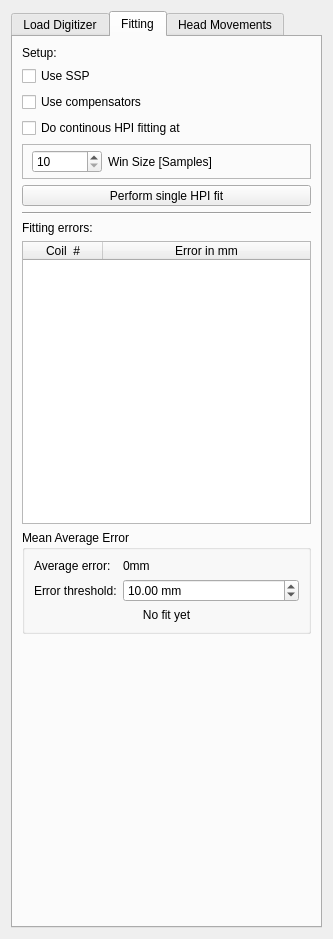
The window that libraries/disp/viewers/formfiles/hpisettingsview.ui (mne-tools/mne-cpp) describes before a commit, drawn with Qt 5.
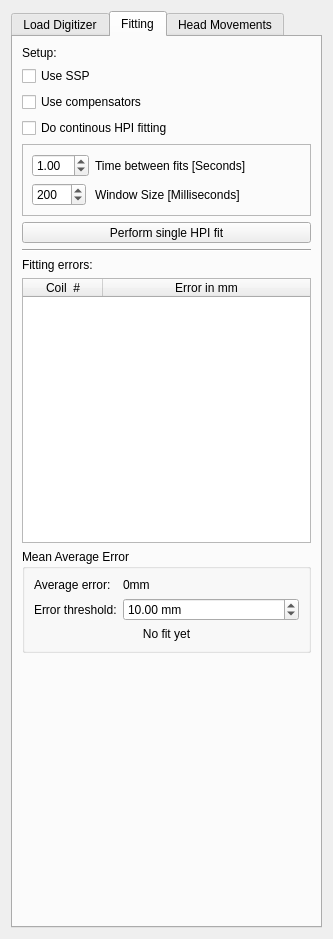
The same window after the commit. The open tabs and pages were chosen to show the change.

Commit message: Enh: add control for window size to gui

Patch:
```diff
--- a/libraries/disp/viewers/formfiles/hpisettingsview.ui
+++ b/libraries/disp/viewers/formfiles/hpisettingsview.ui
@@ -319,7 +319,7 @@
           <item>
            <widget class="QCheckBox" name="m_checkBox_continousHPI">
             <property name="text">
-             <string>Do continous HPI fitting at</string>
+             <string>Do continous HPI fitting </string>
             </property>
            </widget>
           </item>
@@ -328,6 +328,12 @@
        </item>
        <item>
         <widget class="QFrame" name="frame_samplesToFit">
+         <property name="sizePolicy">
+          <sizepolicy hsizetype="Minimum" vsizetype="Preferred">
+           <horstretch>0</horstretch>
+           <verstretch>0</verstretch>
+          </sizepolicy>
+         </property>
          <property name="minimumSize">
           <size>
            <width>61</width>
@@ -340,36 +346,74 @@
          <property name="frameShadow">
           <enum>QFrame::Raised</enum>
          </property>
-         <layout class="QHBoxLayout" name="horizontalLayout_2">
-          <property name="topMargin">
-           <number>4</number>
-          </property>
-          <property name="bottomMargin">
-           <number>4</number>
-          </property>
-          <item>
-           <widget class="QSpinBox" name="m_spinBox_samplesToFit">
+         <layout class="QFormLayout" name="formLayout_5">
+          <item row="0" column="0">
+           <widget class="QDoubleSpinBox" name="m_doubleSpinBox_fittingRepetitionTime">
+            <property name="sizePolicy">
+             <sizepolicy hsizetype="Preferred" vsizetype="Fixed">
+              <horstretch>0</horstretch>
+              <verstretch>0</verstretch>
+             </sizepolicy>
+            </property>
             <property name="maximumSize">
              <size>
               <width>70</width>
               <height>16777215</height>
              </size>
             </property>
+            <property name="decimals">
+             <number>2</number>
+            </property>
             <property name="minimum">
-             <number>10</number>
+             <double>0.200000000000000</double>
             </property>
             <property name="maximum">
-             <number>1000000</number>
+             <double>30.000000000000000</double>
             </property>
             <property name="value">
+             <double>1.000000000000000</double>
+            </property>
+           </widget>
+          </item>
+          <item row="1" column="0">
+           <widget class="QSpinBox" name="m_spinBox_windowSize">
+            <property name="sizePolicy">
+             <sizepolicy hsizetype="Preferred" vsizetype="Fixed">
+              <horstretch>0</horstretch>
+              <verstretch>0</verstretch>
+             </sizepolicy>
+            </property>
+            <property name="maximumSize">
+             <size>
+              <width>70</width>
+              <height>16777215</height>
+             </size>
+            </property>
+            <property name="minimum">
+             <number>50</number>
+            </property>
+            <property name="maximum">
+             <number>1000</number>
+            </property>
+            <property name="singleStep">
              <number>10</number>
             </property>
+            <property name="value">
+             <number>200</number>
+            </property>
            </widget>
           </item>
-          <item>
+          <item row="0" column="1">
            <widget class="QLabel" name="label_3">
             <property name="text">
-             <string>Win Size [Samples]</string>
+             <string>Time between fits [Seconds]</string>
+            </property>
+           </widget>
+          </item>
+          <item row="1" column="1">
+           <widget class="QLabel" name="label_4">
+            <property name="text">
+             <string>Window Size [Milliseconds]</string>
             </property>
            </widget>
           </item>
```
Left out of the diff: 5 changed lines with no effect on the pictures. The commit also changes 4 other files.
